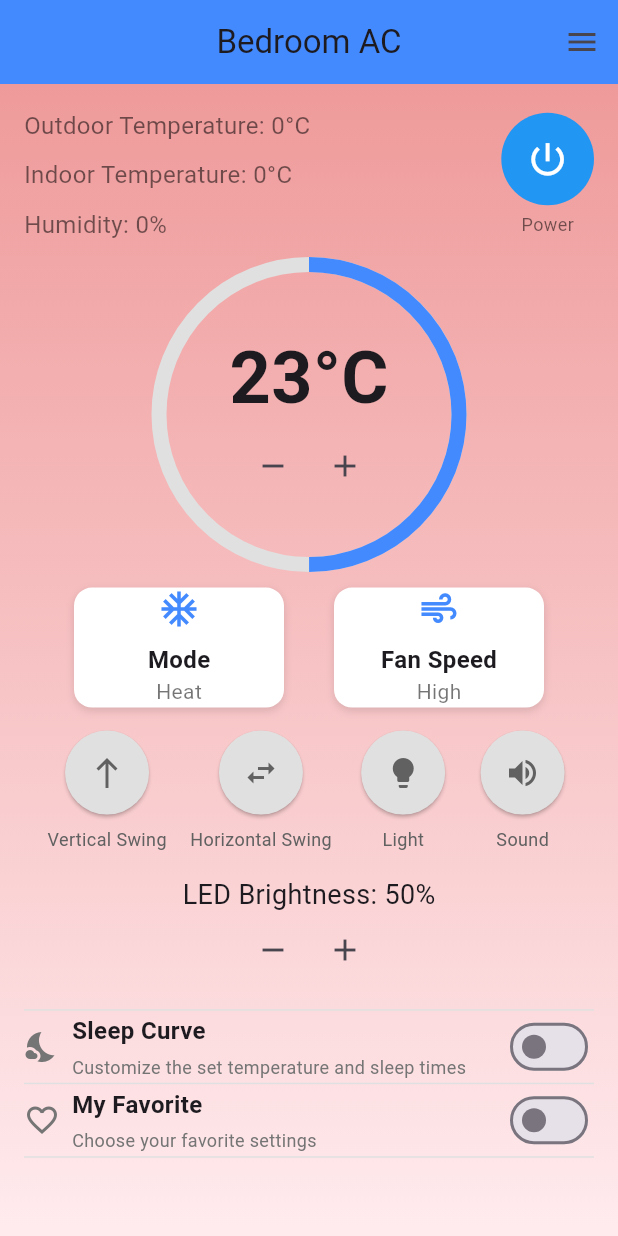
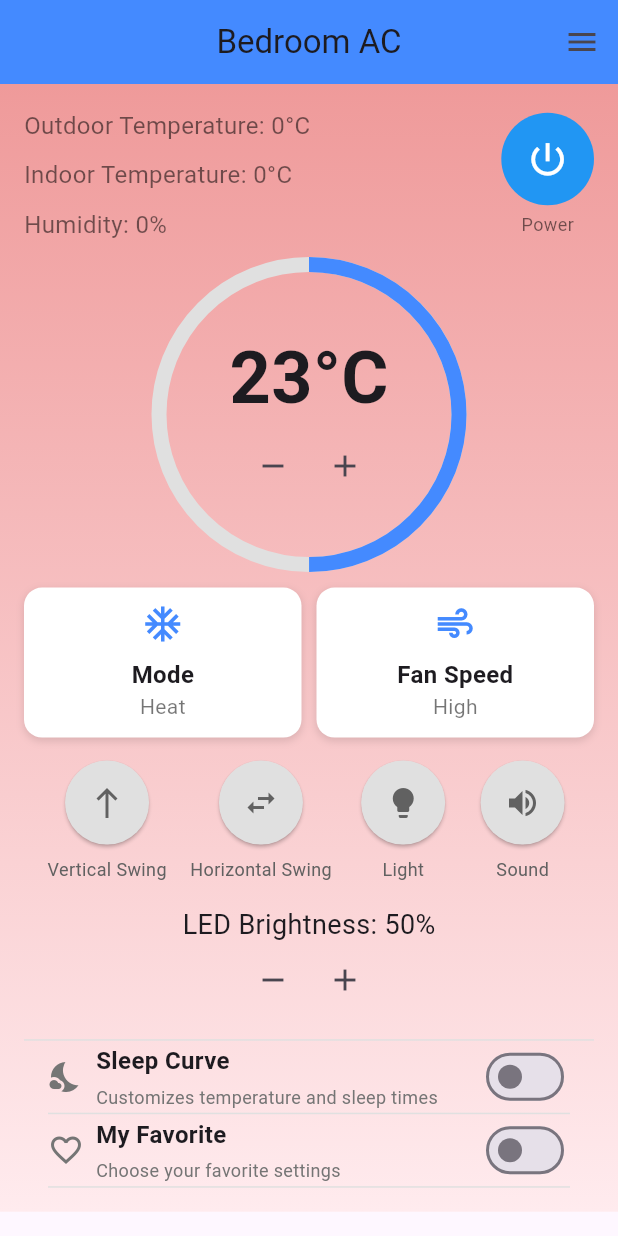
Before and after one commit to DavidNis/IOT_Project, a Flutter app: the screen it shows after launch, after a tap on "Mode", after a tap on "Fan Speed", after a tap on the "remove" icon, on a phone screen of 412 x 824 dp. Run offline on Flutter 3.47's test engine with Material 3 defaults, Android fonts, the light colour scheme and no system bars; our stand-ins replace firebase_database, fl_chart, geolocator; accounts and stored records are empty.

Commit message:
Update smart_ac_control.dart

```diff
--- a/App/lib/Screens/smart_ac_control.dart
+++ b/App/lib/Screens/smart_ac_control.dart
@@ -1,5 +1,5 @@
 import 'package:flutter/material.dart';
-import 'package:firebase_core/firebase_core.dart';
+//import 'package:firebase_core/firebase_core.dart';
 import 'package:firebase_database/firebase_database.dart';
 import '../Services/weather_service.dart';
 import '../widgets/temperature_control.dart';
@@ -25,7 +25,7 @@ class _SmartACControlState extends State<SmartACControl> {
   double humidity = 0; // Indoor humidity from Firebase
   double ledBrightness = 50;
   String mode = "Cool"; // Default mode
-  String fanSpeed = "Auto";
+  String fanSpeed = "Auto"; // Default fan speed
   bool sleepCurve = false;
   bool myFavorite = false;
   bool isPowerOn = true;
@@ -53,48 +53,79 @@ class _SmartACControlState extends State<SmartACControl> {
       });
     }
   }
-  Future<void> updateGradientInFirebase() async {
+
+
+  Future<void> enqueueCommand(String command, dynamic value) async {
     try {
       final DatabaseReference databaseRef = FirebaseDatabase.instance.ref();
 
-    // Determine the gradient color code based on mode and temperature
-    String gradientCode;
-    if (mode == "Cool") {
-      double normalizedTemp = (temperature - 16) / 14;
-      normalizedTemp = normalizedTemp.clamp(0.0, 1.0);
-      int hexValue = (0xF7B04F +
-              ((0xF7609F - 0xF7B04F) * normalizedTemp).toInt())
-          .toInt();
-      gradientCode = hexValue.toRadixString(16).toUpperCase();
-    } else if (mode == "Heat") {
-      double normalizedTemp = (temperature - 16) / 14;
-      normalizedTemp = normalizedTemp.clamp(0.0, 1.0);
-      int hexValue = (0xF730CF +
-              ((0xF720DF - 0xF730CF) * normalizedTemp).toInt())
-          .toInt();
-      gradientCode = hexValue.toRadixString(16).toUpperCase();
-    } else {
-      gradientCode = "000000"; // Default for unsupported modes
+      // Check if "commandQueue" exists, initialize if null
+      final snapshot = await databaseRef.child("transmitter/commandQueue").get();
+      if (!snapshot.exists) {
+        await databaseRef.child("transmitter/commandQueue").set({});
       }
 
-    // Write the gradient code to Firebase
-    await databaseRef.child("transmitter/code").set(gradientCode);
+      // Push the new command
+      await databaseRef.child("transmitter/commandQueue").push().set({
+        "command": command,
+        "value": value,
+        "timestamp": DateTime.now().toIso8601String(),
+      });
 
-    print("Gradient color updated in Firebase: $gradientCode");
+      print("Command enqueued: $command with value $value");
     } catch (e) {
-    print("Failed to update gradient in Firebase: $e");
+      print("Failed to enqueue command: $e");
     }
   }
 
+  Future<void> dequeueCommand() async {
+    try {
+      final DatabaseReference databaseRef = FirebaseDatabase.instance.ref();
+
+      // Retrieve the current commandQueue
+      final snapshot = await databaseRef.child("transmitter/commandQueue").get();
+
+      if (snapshot.exists) {
+        List<dynamic> commandQueue = List<dynamic>.from(snapshot.value as List);
+
+        if (commandQueue.isNotEmpty) {
+          // Remove the first command (FIFO behavior)
+          commandQueue.removeAt(0);
+
+          // Update the queue in Firebase
+          await databaseRef.child("transmitter/commandQueue").set(commandQueue);
+
+          print("Dequeued the first command successfully.");
+        } else {
+          print("Command queue is empty, nothing to dequeue.");
+        }
+      } else {
+        print("Command queue does not exist.");
+      }
+    } catch (e) {
+      print("Failed to dequeue command: $e");
+    }
+  }
+
+
+
+  Future<void> clearCommandQueue() async {
+    try {
+      final DatabaseReference databaseRef = FirebaseDatabase.instance.ref();
+      await databaseRef.child("transmitter/commandQueue").remove(); // Removes the queue (null)
+      print("Command queue cleared.");
+    } catch (e) {
+      print("Failed to clear command queue: $e");
+    }
+  }
+
+
   Future<void> fetchIndoorData() async {
     try {
-    // Get a reference to the Firebase Realtime Database
       final DatabaseReference databaseRef = FirebaseDatabase.instance.ref();
 
-    // Listen for changes in the "DHT/temperature" node
       databaseRef.child("DHT/temperature").onValue.listen((event) {
         if (event.snapshot.exists) {
-        // Parse and update indoor temperature
           setState(() {
             indoorTemperature = double.tryParse(event.snapshot.value.toString()) ?? 0.0;
           });
@@ -103,10 +134,8 @@ Future<void> fetchIndoorData() async {
         }
       });
 
-    // Listen for changes in the "DHT/humidity" node
       databaseRef.child("DHT/humidity").onValue.listen((event) {
         if (event.snapshot.exists) {
-        // Parse and update humidity
           setState(() {
             humidity = double.tryParse(event.snapshot.value.toString()) ?? 0.0;
           });
@@ -120,7 +149,6 @@ Future<void> fetchIndoorData() async {
   }
 
   void initializeTemperatureLog() {
-    // Initialize temperature log with dummy or historical data
     temperatureLog.add({
       'time': DateTime.now().subtract(Duration(hours: 1)),
       'temperature': 23.5
@@ -129,6 +157,51 @@ Future<void> fetchIndoorData() async {
       'time': DateTime.now(),
       'temperature': 24.0
     });
+  }
+
+  void _togglePower() async {
+    setState(() {
+      isPowerOn = !isPowerOn;
+    });
+
+    String hexValue = isPowerOn ? "F7C03F" : "F740BF"; // IR codes for power on/off
+
+    try {
+      await enqueueCommand("togglePower", hexValue); // Add command to queue
+      print("Power command enqueued: $hexValue");
+    } catch (e) {
+      print("Failed to enqueue power command: $e");
+    }
+  }
+
+  void _changeMode(String newMode) async {
+    setState(() {
+      mode = newMode;
+    });
+
+    String hexValue = mode == "Cool" ? "F7609F" : "F720DF";
+
+    try {
+      await enqueueCommand("changeMode", hexValue); // Add command to queue
+      print("Mode command enqueued: $hexValue");
+    } catch (e) {
+      print("Failed to enqueue mode command: $e");
+    }
+  }
+
+  void _changeFanSpeed(String newFanSpeed) async {
+    setState(() {
+      fanSpeed = newFanSpeed;
+    });
+
+    String hexValue = fanSpeed == "Auto" ? "F728D7" : "F76897";
+
+  try {
+    await enqueueCommand("changeFanSpeed", hexValue); // Add command to queue
+    print("Fan speed command enqueued: $hexValue");
+  } catch (e) {
+    print("Failed to enqueue fan speed command: $e");
+  }
   }
 
   @override
@@ -178,7 +251,11 @@ Future<void> fetchIndoorData() async {
                 Navigator.pop(context);
                 Navigator.push(
                   context,
-                  MaterialPageRoute(builder: (context) => TimerScreen()),
+                  MaterialPageRoute(
+                    builder: (context) => TimerScreen(
+                      togglePower: _togglePower, // Pass the togglePower function
+                    ),
+                  ),
                 );
               },
             ),
@@ -226,9 +303,15 @@ Future<void> fetchIndoorData() async {
       body: LayoutBuilder(
         builder: (context, constraints) {
           return SingleChildScrollView(
-            child: Container(
+            child: ConstrainedBox(
+              constraints: BoxConstraints(
+                minHeight: constraints.maxHeight,
+              ),
+              child: IntrinsicHeight(
+                child: Column(
+                  children: [
+                    Container(
                       width: constraints.maxWidth,
-              height: constraints.maxHeight,
                       decoration: BoxDecoration(
                         gradient: LinearGradient(
                           colors: mode == "Cool"
@@ -265,24 +348,7 @@ Future<void> fetchIndoorData() async {
                                   ],
                                 ),
                                 GestureDetector(
-                          onTap: () async {
-                            setState(() {
-                              isPowerOn = !isPowerOn;
-                            });
-
-                            // Set the hex value based on the power state
-                            String hexValue = isPowerOn ? "F7C03F" : "F740BF";
-
-                            // write the hex value to Firebase under the "transmitter" node
-                            try {
-                              final DatabaseReference databaseRef = FirebaseDatabase.instance.ref();
-                              await databaseRef.child("transmitter").set(hexValue);
-
-                              print("Transmitter value updated: $hexValue");
-                            } catch (e) {
-                              print("Failed to update transmitter value in Firebase: $e");
-                            }
-                          },
+                                  onTap: _togglePower,
                                   child: Column(
                                     children: [
                                       Container(
@@ -311,35 +377,48 @@ Future<void> fetchIndoorData() async {
                             SizedBox(height: constraints.maxHeight * 0.02),
                             TemperatureControl(
                               temperature: temperature,
-                      onTemperatureChange: (value) {
+                              onTemperatureChange: (value) async {
                                 setState(() {
                                   temperature = value;
                                 });
+
+                                // Generate IR code for temperature (example logic)
+                                String hexValue = "F7A" + (temperature.toInt()).toRadixString(16).toUpperCase();
+
+                                try {
+                                  await enqueueCommand("setTemperature", hexValue); // Add command to queue
+                                  print("Temperature command enqueued: $hexValue");
+                                } catch (e) {
+                                  print("Failed to enqueue temperature command: $e");
+                                }
                               },
                             ),
                             SizedBox(height: constraints.maxHeight * 0.02),
                             Row(
                               mainAxisAlignment: MainAxisAlignment.spaceEvenly,
                               children: [
-                        FeatureCard(
+                                Expanded(
+                                  child: Container(
+                                    height: 100, // Adjust the height as needed
+                                    child: FeatureCard(
                                       title: "Mode",
                                       value: mode,
                                       icon: Icons.ac_unit,
-                          onTap: () {
-                            setState(() {
-                              mode = mode == "Cool" ? "Heat" : "Cool";
-                            });
-                          },
+                                      onTap: () => _changeMode(mode == "Cool" ? "Heat" : "Cool"),
                                     ),
-                        FeatureCard(
+                                  ),
+                                ),
+                                SizedBox(width: 10), // Add some spacing between the cards
+                                Expanded(
+                                  child: Container(
+                                    height: 100, // Adjust the height as needed
+                                    child: FeatureCard(
                                       title: "Fan Speed",
                                       value: fanSpeed,
                                       icon: Icons.air,
-                          onTap: () {
-                            setState(() {
-                              fanSpeed = fanSpeed == "Auto" ? "High" : "Auto";
-                            });
-                          },
+                                      onTap: () => _changeFanSpeed(fanSpeed == "Auto" ? "High" : "Auto"),
+                                    ),
+                                  ),
                                 ),
                               ],
                             ),
@@ -417,9 +496,13 @@ Future<void> fetchIndoorData() async {
                             ),
                             SizedBox(height: constraints.maxHeight * 0.02),
                             Divider(height: 1, color: Colors.grey[300]),
+                            Padding(
+                              padding: const EdgeInsets.symmetric(horizontal: 16.0), // Add horizontal padding
+                              child: Column(
+                                children: [
                                   ToggleRow(
                                     label: "Sleep Curve",
-                      description: "Customize the set temperature and sleep times",
+                                    description: "Customizes temperature and sleep times",
                                     icon: Icons.nights_stay,
                                     value: sleepCurve,
                                     onChanged: (value) {
@@ -444,6 +527,13 @@ Future<void> fetchIndoorData() async {
                                 ],
                               ),
                             ),
+                          ],
+                        ),
+                      ),
+                    ),
+                  ],
+                ),
+              ),
             ),
           );
         },
```
Lines whose indentation alone changed are shown as unchanged.
